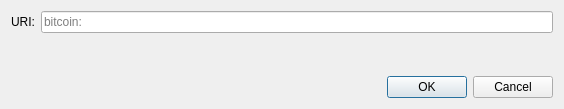
This is src/qt/forms/openuridialog.ui in tngc-one/tngcoin as Qt 5 draws it before an edit. The edited form follows.
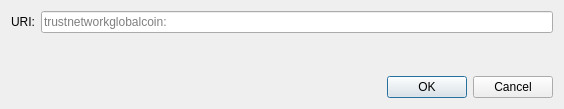
This is the edited form. Custom widgets are drawn as their Qt base class.

```diff
--- a/src/qt/forms/openuridialog.ui
+++ b/src/qt/forms/openuridialog.ui
@@ -26,7 +26,7 @@
      <item>
       <widget class="QValidatedLineEdit" name="uriEdit">
        <property name="placeholderText">
-        <string notr="true">bitcoin:</string>
+        <string notr="true">trustnetworkglobalcoin:</string>
        </property>
       </widget>
      </item>
```
Left out of the diff: 2 changed lines with no effect on the pictures.
